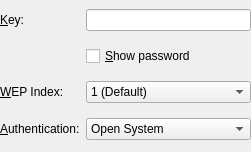
Before: the Qt Designer form libs/ui/security/wep.ui in KDE/networkmanagement, drawn with Qt 5.
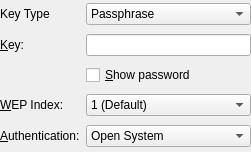
After: the same form once the commit is applied. Custom widgets are drawn as their Qt base class.

Commit message: Add hashing algorithm to accept a passphrase and convert into a WEP key.  Also add a key type combo box to allow selection of passphrase or manual key entry.

```diff
--- a/libs/ui/security/wep.ui
+++ b/libs/ui/security/wep.ui
@@ -16,7 +16,7 @@
    <property name="margin" >
     <number>0</number>
    </property>
-   <item row="0" column="0" >
+   <item row="1" column="0" >
     <widget class="QLabel" name="label_5" >
      <property name="text" >
       <string>&amp;Key:</string>
@@ -26,21 +26,21 @@
      </property>
     </widget>
    </item>
-   <item row="0" column="1" >
+   <item row="1" column="1" >
     <widget class="KLineEdit" name="key" >
      <property name="echoMode" >
       <enum>QLineEdit::PasswordEchoOnEdit</enum>
      </property>
     </widget>
    </item>
-   <item row="1" column="1" >
+   <item row="2" column="1" >
     <widget class="QCheckBox" name="chkShowPass" >
      <property name="text" >
       <string>&amp;Show password</string>
      </property>
     </widget>
    </item>
-   <item row="2" column="0" >
+   <item row="3" column="0" >
     <widget class="QLabel" name="label_8" >
      <property name="text" >
       <string>&amp;WEP Index:</string>
@@ -50,7 +50,7 @@
      </property>
     </widget>
    </item>
-   <item row="2" column="1" >
+   <item row="3" column="1" >
     <widget class="KComboBox" name="weptxkeyindex" >
      <item>
       <property name="text" >
@@ -74,7 +74,7 @@
      </item>
     </widget>
    </item>
-   <item row="3" column="0" >
+   <item row="4" column="0" >
     <widget class="QLabel" name="label_9" >
      <property name="text" >
       <string>&amp;Authentication:</string>
@@ -84,7 +84,7 @@
      </property>
     </widget>
    </item>
-   <item row="3" column="1" >
+   <item row="4" column="1" >
     <widget class="KComboBox" name="authalg" >
      <item>
       <property name="text" >
@@ -98,6 +98,30 @@
      </item>
     </widget>
    </item>
+   <item row="0" column="1" >
+    <widget class="QComboBox" name="keyType" >
+     <item>
+      <property name="text" >
+       <string>Passphrase</string>
+      </property>
+     </item>
+     <item>
+      <property name="text" >
+       <string>Hex Key</string>
+      </property>
+     </item>
+    </widget>
+   </item>
+   <item row="0" column="0" >
+    <widget class="QLabel" name="label" >
+     <property name="text" >
+      <string>Key Type</string>
+     </property>
+     <property name="buddy" >
+      <cstring>keyType</cstring>
+     </property>
+    </widget>
+   </item>
   </layout>
  </widget>
  <customwidgets>
```
The commit also changes 1 other file.
